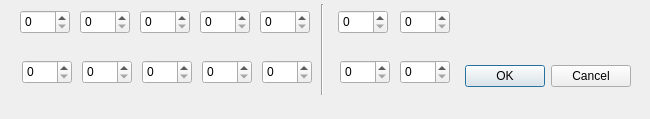
First picture: the form in dialogno.ui, repository Pancho63/LedControl2, before the edit.
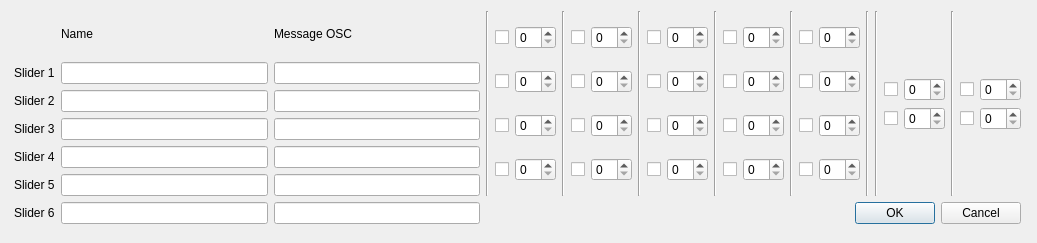
Second picture: the form after the edit.

```diff
--- a/dialogno.ui
+++ b/dialogno.ui
@@ -6,181 +6,510 @@
    <rect>
     <x>0</x>
     <y>0</y>
-    <width>650</width>
-    <height>119</height>
+    <width>1037</width>
+    <height>243</height>
    </rect>
   </property>
   <property name="windowTitle">
    <string>Dialog</string>
   </property>
-  <widget class="QDialogButtonBox" name="buttonBox">
+  <widget class="QWidget" name="">
    <property name="geometry">
     <rect>
-     <x>460</x>
-     <y>60</y>
-     <width>171</width>
-     <height>32</height>
+     <x>14</x>
+     <y>11</y>
+     <width>1007</width>
+     <height>213</height>
     </rect>
    </property>
-   <property name="orientation">
-    <enum>Qt::Horizontal</enum>
-   </property>
-   <property name="standardButtons">
-    <set>QDialogButtonBox::Cancel|QDialogButtonBox::Ok</set>
-   </property>
-  </widget>
-  <widget class="QSpinBox" name="spinBox_2">
-   <property name="geometry">
-    <rect>
-     <x>82</x>
-     <y>60</y>
-     <width>50</width>
-     <height>24</height>
-    </rect>
-   </property>
-  </widget>
-  <widget class="QSpinBox" name="spinBox_4">
-   <property name="geometry">
-    <rect>
-     <x>202</x>
-     <y>60</y>
-     <width>50</width>
-     <height>24</height>
-    </rect>
-   </property>
-  </widget>
-  <widget class="QSpinBox" name="spinBox_14">
-   <property name="geometry">
-    <rect>
-     <x>400</x>
-     <y>10</y>
-     <width>50</width>
-     <height>24</height>
-    </rect>
-   </property>
-  </widget>
-  <widget class="QSpinBox" name="spinBox_12">
-   <property name="geometry">
-    <rect>
-     <x>400</x>
-     <y>60</y>
-     <width>50</width>
-     <height>24</height>
-    </rect>
-   </property>
-  </widget>
-  <widget class="QSpinBox" name="spinBox_3">
-   <property name="geometry">
-    <rect>
-     <x>142</x>
-     <y>60</y>
-     <width>50</width>
-     <height>24</height>
-    </rect>
-   </property>
-  </widget>
-  <widget class="QSpinBox" name="spinBox_8">
-   <property name="geometry">
-    <rect>
-     <x>140</x>
-     <y>10</y>
-     <width>50</width>
-     <height>24</height>
-    </rect>
-   </property>
-  </widget>
-  <widget class="QSpinBox" name="spinBox_10">
-   <property name="geometry">
-    <rect>
-     <x>260</x>
-     <y>10</y>
-     <width>50</width>
-     <height>24</height>
-    </rect>
-   </property>
-  </widget>
-  <widget class="QSpinBox" name="spinBox">
-   <property name="geometry">
-    <rect>
-     <x>22</x>
-     <y>60</y>
-     <width>50</width>
-     <height>24</height>
-    </rect>
-   </property>
-  </widget>
-  <widget class="QSpinBox" name="spinBox_7">
-   <property name="geometry">
-    <rect>
-     <x>80</x>
-     <y>10</y>
-     <width>50</width>
-     <height>24</height>
-    </rect>
-   </property>
-  </widget>
-  <widget class="QSpinBox" name="spinBox_9">
-   <property name="geometry">
-    <rect>
-     <x>200</x>
-     <y>10</y>
-     <width>50</width>
-     <height>24</height>
-    </rect>
-   </property>
-  </widget>
-  <widget class="QSpinBox" name="spinBox_13">
-   <property name="geometry">
-    <rect>
-     <x>338</x>
-     <y>10</y>
-     <width>50</width>
-     <height>24</height>
-    </rect>
-   </property>
-  </widget>
-  <widget class="Line" name="line">
-   <property name="geometry">
-    <rect>
-     <x>312</x>
-     <y>4</y>
-     <width>20</width>
-     <height>91</height>
-    </rect>
-   </property>
-   <property name="orientation">
-    <enum>Qt::Vertical</enum>
-   </property>
-  </widget>
-  <widget class="QSpinBox" name="spinBox_5">
-   <property name="geometry">
-    <rect>
-     <x>262</x>
-     <y>60</y>
-     <width>50</width>
-     <height>24</height>
-    </rect>
-   </property>
-  </widget>
-  <widget class="QSpinBox" name="spinBox_11">
-   <property name="geometry">
-    <rect>
-     <x>340</x>
-     <y>60</y>
-     <width>50</width>
-     <height>24</height>
-    </rect>
-   </property>
-  </widget>
-  <widget class="QSpinBox" name="spinBox_6">
-   <property name="geometry">
-    <rect>
-     <x>20</x>
-     <y>10</y>
-     <width>50</width>
-     <height>24</height>
-    </rect>
-   </property>
+   <layout class="QGridLayout" name="gridLayout_10">
+    <item row="0" column="0" rowspan="2">
+     <layout class="QGridLayout" name="gridLayout">
+      <item row="0" column="1">
+       <widget class="QLabel" name="label_8">
+        <property name="text">
+         <string>Name</string>
+        </property>
+       </widget>
+      </item>
+      <item row="0" column="2">
+       <widget class="QLabel" name="label_7">
+        <property name="text">
+         <string>Message OSC</string>
+        </property>
+       </widget>
+      </item>
+      <item row="1" column="0">
+       <widget class="QLabel" name="label">
+        <property name="text">
+         <string>Slider 1</string>
+        </property>
+       </widget>
+      </item>
+      <item row="1" column="1">
+       <widget class="QLineEdit" name="lineEdit_7"/>
+      </item>
+      <item row="1" column="2">
+       <widget class="QLineEdit" name="lineEdit"/>
+      </item>
+      <item row="2" column="0">
+       <widget class="QLabel" name="label_2">
+        <property name="text">
+         <string>Slider 2</string>
+        </property>
+       </widget>
+      </item>
+      <item row="2" column="1">
+       <widget class="QLineEdit" name="lineEdit_8"/>
+      </item>
+      <item row="2" column="2">
+       <widget class="QLineEdit" name="lineEdit_2"/>
+      </item>
+      <item row="3" column="0">
+       <widget class="QLabel" name="label_3">
+        <property name="text">
+         <string>Slider 3</string>
+        </property>
+       </widget>
+      </item>
+      <item row="3" column="1">
+       <widget class="QLineEdit" name="lineEdit_9"/>
+      </item>
+      <item row="3" column="2">
+       <widget class="QLineEdit" name="lineEdit_3"/>
+      </item>
+      <item row="4" column="0">
+       <widget class="QLabel" name="label_4">
+        <property name="text">
+         <string>Slider 4</string>
+        </property>
+       </widget>
+      </item>
+      <item row="4" column="1">
+       <widget class="QLineEdit" name="lineEdit_10"/>
+      </item>
+      <item row="4" column="2">
+       <widget class="QLineEdit" name="lineEdit_4"/>
+      </item>
+      <item row="5" column="0">
+       <widget class="QLabel" name="label_5">
+        <property name="text">
+         <string>Slider 5</string>
+        </property>
+       </widget>
+      </item>
+      <item row="5" column="1">
+       <widget class="QLineEdit" name="lineEdit_11"/>
+      </item>
+      <item row="5" column="2">
+       <widget class="QLineEdit" name="lineEdit_5"/>
+      </item>
+      <item row="6" column="0">
+       <widget class="QLabel" name="label_6">
+        <property name="text">
+         <string>Slider 6</string>
+        </property>
+       </widget>
+      </item>
+      <item row="6" column="1">
+       <widget class="QLineEdit" name="lineEdit_12"/>
+      </item>
+      <item row="6" column="2">
+       <widget class="QLineEdit" name="lineEdit_6"/>
+      </item>
+     </layout>
+    </item>
+    <item row="0" column="1">
+     <layout class="QGridLayout" name="gridLayout_9">
+      <item row="0" column="0">
+       <widget class="Line" name="line_2">
+        <property name="orientation">
+         <enum>Qt::Vertical</enum>
+        </property>
+       </widget>
+      </item>
+      <item row="0" column="1">
+       <layout class="QGridLayout" name="gridLayout_2">
+        <item row="0" column="0">
+         <widget class="QCheckBox" name="checkBox_15">
+          <property name="text">
+           <string/>
+          </property>
+         </widget>
+        </item>
+        <item row="0" column="1">
+         <widget class="QSpinBox" name="spinBox_15"/>
+        </item>
+        <item row="1" column="0">
+         <widget class="QCheckBox" name="checkBox_10">
+          <property name="text">
+           <string/>
+          </property>
+         </widget>
+        </item>
+        <item row="1" column="1">
+         <widget class="QSpinBox" name="spinBox_10"/>
+        </item>
+        <item row="2" column="0">
+         <widget class="QCheckBox" name="checkBox_5">
+          <property name="text">
+           <string/>
+          </property>
+         </widget>
+        </item>
+        <item row="2" column="1">
+         <widget class="QSpinBox" name="spinBox_5"/>
+        </item>
+        <item row="3" column="0">
+         <widget class="QCheckBox" name="checkBox">
+          <property name="text">
+           <string/>
+          </property>
+         </widget>
+        </item>
+        <item row="3" column="1">
+         <widget class="QSpinBox" name="spinBox"/>
+        </item>
+       </layout>
+      </item>
+      <item row="0" column="2">
+       <widget class="Line" name="line_3">
+        <property name="orientation">
+         <enum>Qt::Vertical</enum>
+        </property>
+       </widget>
+      </item>
+      <item row="0" column="3">
+       <layout class="QGridLayout" name="gridLayout_3">
+        <item row="0" column="0">
+         <widget class="QCheckBox" name="checkBox_16">
+          <property name="text">
+           <string/>
+          </property>
+         </widget>
+        </item>
+        <item row="0" column="1">
+         <widget class="QSpinBox" name="spinBox_16"/>
+        </item>
+        <item row="1" column="0">
+         <widget class="QCheckBox" name="checkBox_11">
+          <property name="text">
+           <string/>
+          </property>
+         </widget>
+        </item>
+        <item row="1" column="1">
+         <widget class="QSpinBox" name="spinBox_11"/>
+        </item>
+        <item row="2" column="0">
+         <widget class="QCheckBox" name="checkBox_6">
+          <property name="text">
+           <string/>
+          </property>
+         </widget>
+        </item>
+        <item row="2" column="1">
+         <widget class="QSpinBox" name="spinBox_6"/>
+        </item>
+        <item row="3" column="0">
+         <widget class="QCheckBox" name="checkBox_1">
+          <property name="text">
+           <string/>
+          </property>
+         </widget>
+        </item>
+        <item row="3" column="1">
+         <widget class="QSpinBox" name="spinBox_1"/>
+        </item>
+       </layout>
+      </item>
+      <item row="0" column="4">
+       <widget class="Line" name="line_4">
+        <property name="orientation">
+         <enum>Qt::Vertical</enum>
+        </property>
+       </widget>
+      </item>
+      <item row="0" column="5">
+       <layout class="QGridLayout" name="gridLayout_4">
+        <item row="0" column="0">
+         <widget class="QCheckBox" name="checkBox_17">
+          <property name="text">
+           <string/>
+          </property>
+         </widget>
+        </item>
+        <item row="0" column="1">
+         <widget class="QSpinBox" name="spinBox_17"/>
+        </item>
+        <item row="1" column="0">
+         <widget class="QCheckBox" name="checkBox_12">
+          <property name="text">
+           <string/>
+          </property>
+         </widget>
+        </item>
+        <item row="1" column="1">
+         <widget class="QSpinBox" name="spinBox_12"/>
+        </item>
+        <item row="2" column="0">
+         <widget class="QCheckBox" name="checkBox_7">
+          <property name="text">
+           <string/>
+          </property>
+         </widget>
+        </item>
+        <item row="2" column="1">
+         <widget class="QSpinBox" name="spinBox_7"/>
+        </item>
+        <item row="3" column="0">
+         <widget class="QCheckBox" name="checkBox_2">
+          <property name="text">
+           <string/>
+          </property>
+         </widget>
+        </item>
+        <item row="3" column="1">
+         <widget class="QSpinBox" name="spinBox_2"/>
+        </item>
+       </layout>
+      </item>
+      <item row="0" column="6">
+       <widget class="Line" name="line_5">
+        <property name="orientation">
+         <enum>Qt::Vertical</enum>
+        </property>
+       </widget>
+      </item>
+      <item row="0" column="7">
+       <layout class="QGridLayout" name="gridLayout_5">
+        <item row="0" column="0">
+         <widget class="QCheckBox" name="checkBox_18">
+          <property name="text">
+           <string/>
+          </property>
+         </widget>
+        </item>
+        <item row="0" column="1">
+         <widget class="QSpinBox" name="spinBox_18"/>
+        </item>
+        <item row="1" column="0">
+         <widget class="QCheckBox" name="checkBox_13">
+          <property name="text">
+           <string/>
+          </property>
+         </widget>
+        </item>
+        <item row="1" column="1">
+         <widget class="QSpinBox" name="spinBox_13"/>
+        </item>
+        <item row="2" column="0">
+         <widget class="QCheckBox" name="checkBox_8">
+          <property name="text">
+           <string/>
+          </property>
+         </widget>
+        </item>
+        <item row="2" column="1">
+         <widget class="QSpinBox" name="spinBox_8"/>
+        </item>
+        <item row="3" column="0">
+         <widget class="QCheckBox" name="checkBox_3">
+          <property name="text">
+           <string/>
+          </property>
+         </widget>
+        </item>
+        <item row="3" column="1">
+         <widget class="QSpinBox" name="spinBox_3"/>
+        </item>
+       </layout>
+      </item>
+      <item row="0" column="8">
+       <widget class="Line" name="line_6">
+        <property name="orientation">
+         <enum>Qt::Vertical</enum>
+        </property>
+       </widget>
+      </item>
+      <item row="0" column="9">
+       <layout class="QGridLayout" name="gridLayout_6">
+        <item row="0" column="0">
+         <widget class="QCheckBox" name="checkBox_19">
+          <property name="text">
+           <string/>
+          </property>
+         </widget>
+        </item>
+        <item row="1" column="0">
+         <widget class="QCheckBox" name="checkBox_14">
+          <property name="text">
+           <string/>
+          </property>
+         </widget>
+        </item>
+        <item row="1" column="1">
+         <widget class="QSpinBox" name="spinBox_14"/>
+        </item>
+        <item row="2" column="0">
+         <widget class="QCheckBox" name="checkBox_9">
+          <property name="text">
+           <string/>
+          </property>
+         </widget>
+        </item>
+        <item row="2" column="1">
+         <widget class="QSpinBox" name="spinBox_9"/>
+        </item>
+        <item row="3" column="0">
+         <widget class="QCheckBox" name="checkBox_4">
+          <property name="text">
+           <string/>
+          </property>
+         </widget>
+        </item>
+        <item row="3" column="1">
+         <widget class="QSpinBox" name="spinBox_4"/>
+        </item>
+        <item row="0" column="1">
+         <widget class="QSpinBox" name="spinBox_19"/>
+        </item>
+       </layout>
+      </item>
+      <item row="0" column="10">
+       <widget class="Line" name="line_7">
+        <property name="orientation">
+         <enum>Qt::Vertical</enum>
+        </property>
+       </widget>
+      </item>
+      <item row="0" column="11">
+       <widget class="Line" name="line">
+        <property name="orientation">
+         <enum>Qt::Vertical</enum>
+        </property>
+       </widget>
+      </item>
+      <item row="0" column="12">
+       <layout class="QGridLayout" name="gridLayout_7">
+        <item row="0" column="1">
+         <spacer name="verticalSpacer">
+          <property name="orientation">
+           <enum>Qt::Vertical</enum>
+          </property>
+          <property name="sizeHint" stdset="0">
+           <size>
+            <width>20</width>
+            <height>40</height>
+           </size>
+          </property>
+         </spacer>
+        </item>
+        <item row="1" column="0">
+         <widget class="QCheckBox" name="checkBox_22">
+          <property name="text">
+           <string/>
+          </property>
+         </widget>
+        </item>
+        <item row="1" column="1">
+         <widget class="QSpinBox" name="spinBox_22"/>
+        </item>
+        <item row="2" column="0">
+         <widget class="QCheckBox" name="checkBox_20">
+          <property name="text">
+           <string/>
+          </property>
+         </widget>
+        </item>
+        <item row="2" column="1">
+         <widget class="QSpinBox" name="spinBox_20"/>
+        </item>
+        <item row="3" column="1">
+         <spacer name="verticalSpacer_2">
+          <property name="orientation">
+           <enum>Qt::Vertical</enum>
+          </property>
+          <property name="sizeHint" stdset="0">
+           <size>
+            <width>20</width>
+            <height>40</height>
+           </size>
+          </property>
+         </spacer>
+        </item>
+       </layout>
+      </item>
+      <item row="0" column="13">
+       <widget class="Line" name="line_8">
+        <property name="orientation">
+         <enum>Qt::Vertical</enum>
+        </property>
+       </widget>
+      </item>
+      <item row="0" column="14">
+       <layout class="QGridLayout" name="gridLayout_8">
+        <item row="0" column="1">
+         <spacer name="verticalSpacer_3">
+          <property name="orientation">
+           <enum>Qt::Vertical</enum>
+          </property>
+          <property name="sizeHint" stdset="0">
+           <size>
+            <width>20</width>
+            <height>40</height>
+           </size>
+          </property>
+         </spacer>
+        </item>
+        <item row="1" column="0">
+         <widget class="QCheckBox" name="checkBox_23">
+          <property name="text">
+           <string/>
+          </property>
+         </widget>
+        </item>
+        <item row="1" column="1">
+         <widget class="QSpinBox" name="spinBox_23"/>
+        </item>
+        <item row="2" column="0">
+         <widget class="QCheckBox" name="checkBox_21">
+          <property name="text">
+           <string/>
+          </property>
+         </widget>
+        </item>
+        <item row="2" column="1">
+         <widget class="QSpinBox" name="spinBox_21"/>
+        </item>
+        <item row="3" column="1">
+         <spacer name="verticalSpacer_4">
+          <property name="orientation">
+           <enum>Qt::Vertical</enum>
+          </property>
+          <property name="sizeHint" stdset="0">
+           <size>
+            <width>20</width>
+            <height>40</height>
+           </size>
+          </property>
+         </spacer>
+        </item>
+       </layout>
+      </item>
+     </layout>
+    </item>
+    <item row="1" column="1">
+     <widget class="QDialogButtonBox" name="buttonBox">
+      <property name="orientation">
+       <enum>Qt::Horizontal</enum>
+      </property>
+      <property name="standardButtons">
+       <set>QDialogButtonBox::Cancel|QDialogButtonBox::Ok</set>
+      </property>
+     </widget>
+    </item>
+   </layout>
   </widget>
  </widget>
  <resources/>
```
